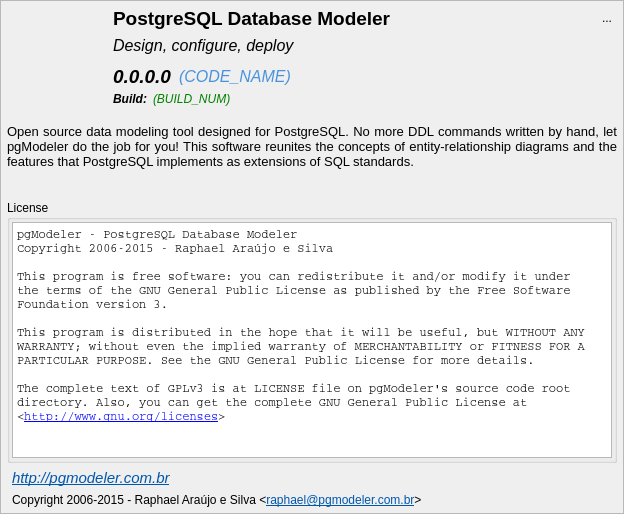
The window that libpgmodeler_ui/ui/aboutwidget.ui (pgmodeler/pgmodeler) describes before a commit, drawn with Qt 5.
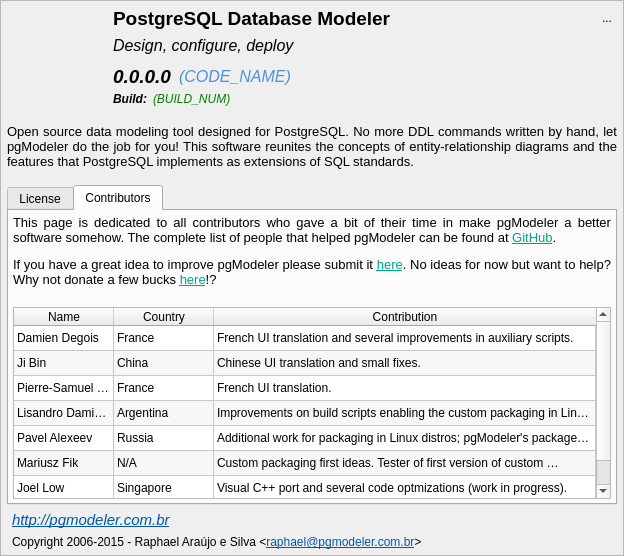
The same window after the commit. The open tabs and pages were chosen to show the change. Icons and pictures are not drawn.

Commit message:
Added a "Contributors" section at AboutWidget
Introduced the NO_UPDATE_CHECK qmake variable to turn off update
verification code specifically for package maintainers usage.

Diff of the .ui file:
```diff
--- a/libpgmodeler_ui/ui/aboutwidget.ui
+++ b/libpgmodeler_ui/ui/aboutwidget.ui
@@ -10,7 +10,7 @@
     <x>0</x>
     <y>0</y>
     <width>624</width>
-    <height>514</height>
+    <height>556</height>
    </rect>
   </property>
   <property name="sizePolicy">
@@ -146,7 +146,7 @@
         <property name="minimumSize">
          <size>
           <width>0</width>
-          <height>60</height>
+          <height>0</height>
          </size>
         </property>
         <property name="font">
@@ -411,62 +411,6 @@
         </item>
        </layout>
       </item>
-      <item row="7" column="0" colspan="3">
-       <widget class="QGroupBox" name="changelog_gb">
-        <property name="title">
-         <string>License</string>
-        </property>
-        <layout class="QVBoxLayout" name="verticalLayout_2">
-         <property name="leftMargin">
-          <number>2</number>
-         </property>
-         <property name="topMargin">
-          <number>2</number>
-         </property>
-         <property name="rightMargin">
-          <number>2</number>
-         </property>
-         <property name="bottomMargin">
-          <number>2</number>
-         </property>
-         <item>
-          <widget class="QTextEdit" name="changelog_txt">
-           <property name="font">
-            <font>
-             <family>Courier</family>
-             <pointsize>9</pointsize>
-            </font>
-           </property>
-           <property name="frameShadow">
-            <enum>QFrame::Sunken</enum>
-           </property>
-           <property name="sizeAdjustPolicy">
-            <enum>QAbstractScrollArea::AdjustToContents</enum>
-           </property>
-           <property name="undoRedoEnabled">
-            <bool>false</bool>
-           </property>
-           <property name="lineWrapMode">
-            <enum>QTextEdit::NoWrap</enum>
-           </property>
-           <property name="readOnly">
-            <bool>true</bool>
-           </property>
-           <property name="html">
-            <string>&lt;!DOCTYPE HTML PUBLIC &quot;-//W3C//DTD HTML 4.0//EN&quot; &quot;http://www.w3.org/TR/REC-html40/strict.dtd&quot;&gt;
-&lt;html&gt;&lt;head&gt;&lt;meta name=&quot;qrichtext&quot; content=&quot;1&quot; /&gt;&lt;style type=&quot;text/css&quot;&gt;
-p, li { white-space: pre-wrap; }
-&lt;/style&gt;&lt;/head&gt;&lt;body style=&quot; font-family:'Courier'; font-size:9pt; font-weight:400; font-style:normal;&quot;&gt;
-&lt;p style=&quot; margin-top:0px; margin-bottom:0px; margin-left:0px; margin-right:0px; -qt-block-indent:0; text-indent:0px;&quot;&gt;pgModeler - PostgreSQL Database Modeler&lt;br /&gt;Copyright 2006-2015 - Raphael Araújo e Silva&lt;br /&gt;&lt;br /&gt;This program is free software: you can redistribute it and/or modify it under&lt;br /&gt;the terms of the GNU General Public License as published by the Free Software&lt;br /&gt;Foundation version 3.&lt;br /&gt;&lt;br /&gt;This program is distributed in the hope that it will be useful, but WITHOUT ANY&lt;br /&gt;WARRANTY; without even the implied warranty of MERCHANTABILITY or FITNESS FOR A&lt;br /&gt;PARTICULAR PURPOSE. See the GNU General Public License for more details.&lt;br /&gt;&lt;br /&gt;The complete text of GPLv3 is at LICENSE file on pgModeler's source code root&lt;br /&gt;directory. Also, you can get the complete GNU General Public License at&lt;br /&gt;&amp;lt;&lt;a href=&quot;http://www.gnu.org/licenses&quot;&gt;&lt;span style=&quot; text-decoration: underline; color:#0000ff;&quot;&gt;http://www.gnu.org/licenses&lt;/span&gt;&lt;/a&gt;&amp;gt;&lt;/p&gt;&lt;/body&gt;&lt;/html&gt;</string>
-           </property>
-           <property name="textInteractionFlags">
-            <set>Qt::LinksAccessibleByMouse|Qt::TextSelectableByKeyboard|Qt::TextSelectableByMouse</set>
-           </property>
-          </widget>
-         </item>
-        </layout>
-       </widget>
-      </item>
       <item row="3" column="1" colspan="2">
        <layout class="QHBoxLayout" name="horizontalLayout_2">
         <property name="bottomMargin">
@@ -581,6 +525,354 @@
         </property>
        </spacer>
       </item>
+      <item row="7" column="0" colspan="3">
+       <widget class="QTabWidget" name="license_tbw">
+        <property name="currentIndex">
+         <number>0</number>
+        </property>
+        <widget class="QWidget" name="license_pg">
+         <attribute name="title">
+          <string>License</string>
+         </attribute>
+         <layout class="QVBoxLayout" name="verticalLayout_2">
+          <property name="leftMargin">
+           <number>4</number>
+          </property>
+          <property name="topMargin">
+           <number>4</number>
+          </property>
+          <property name="rightMargin">
+           <number>4</number>
+          </property>
+          <property name="bottomMargin">
+           <number>4</number>
+          </property>
+          <item>
+           <widget class="QTextEdit" name="changelog_txt">
+            <property name="font">
+             <font>
+              <family>Courier</family>
+              <pointsize>10</pointsize>
+             </font>
+            </property>
+            <property name="frameShadow">
+             <enum>QFrame::Sunken</enum>
+            </property>
+            <property name="sizeAdjustPolicy">
+             <enum>QAbstractScrollArea::AdjustToContents</enum>
+            </property>
+            <property name="undoRedoEnabled">
+             <bool>false</bool>
+            </property>
+            <property name="lineWrapMode">
+             <enum>QTextEdit::WidgetWidth</enum>
+            </property>
+            <property name="readOnly">
+             <bool>true</bool>
+            </property>
+            <property name="html">
+             <string notr="true">&lt;!DOCTYPE HTML PUBLIC &quot;-//W3C//DTD HTML 4.0//EN&quot; &quot;http://www.w3.org/TR/REC-html40/strict.dtd&quot;&gt;
+&lt;html&gt;&lt;head&gt;&lt;meta name=&quot;qrichtext&quot; content=&quot;1&quot; /&gt;&lt;style type=&quot;text/css&quot;&gt;
+p, li { white-space: pre-wrap; }
+&lt;/style&gt;&lt;/head&gt;&lt;body style=&quot; font-family:'Courier'; font-size:10pt; font-weight:400; font-style:normal;&quot;&gt;
+&lt;p style=&quot; margin-top:12px; margin-bottom:12px; margin-left:0px; margin-right:0px; -qt-block-indent:0; text-indent:0px;&quot;&gt;pgModeler - PostgreSQL Database Modeler&lt;br /&gt;Copyright 2006-2015 - Raphael Araújo e Silva&lt;br /&gt;&lt;br /&gt;This program is free software: you can redistribute it and/or modify it under the terms of the GNU General Public License as published by the Free Software Foundation version 3.&lt;br /&gt;&lt;br /&gt;This program is distributed in the hope that it will be useful, but WITHOUT ANY WARRANTY; without even the implied warranty of MERCHANTABILITY or FITNESS FOR A PARTICULAR PURPOSE. See the GNU General Public License for more details.&lt;br /&gt;&lt;br /&gt;The complete text of GPLv3 is at LICENSE file on pgModeler's source code root directory. Also, you can get the complete GNU General Public License at &amp;lt;&lt;a href=&quot;http://www.gnu.org/licenses&quot;&gt;&lt;span style=&quot; text-decoration: underline; color:#0000ff;&quot;&gt;http://www.gnu.org/licenses&lt;/span&gt;&lt;/a&gt;&amp;gt;&lt;/p&gt;&lt;/body&gt;&lt;/html&gt;</string>
+            </property>
+            <property name="acceptRichText">
+             <bool>false</bool>
+            </property>
+            <property name="textInteractionFlags">
+             <set>Qt::LinksAccessibleByMouse|Qt::TextSelectableByKeyboard|Qt::TextSelectableByMouse</set>
+            </property>
+           </widget>
+          </item>
+         </layout>
+        </widget>
+        <widget class="QWidget" name="contributors_pg">
+         <attribute name="title">
+          <string>Contributors</string>
+         </attribute>
+         <layout class="QGridLayout" name="gridLayout_4">
+          <property name="leftMargin">
+           <number>4</number>
+          </property>
+          <property name="topMargin">
+           <number>4</number>
+          </property>
+          <property name="rightMargin">
+           <number>4</number>
+          </property>
+          <property name="bottomMargin">
+           <number>4</number>
+          </property>
+          <item row="0" column="0">
+           <widget class="QLabel" name="label_21">
+            <property name="sizePolicy">
+             <sizepolicy hsizetype="Expanding" vsizetype="Expanding">
+              <horstretch>0</horstretch>
+              <verstretch>0</verstretch>
+             </sizepolicy>
+            </property>
+            <property name="minimumSize">
+             <size>
+              <width>0</width>
+              <height>0</height>
+             </size>
+            </property>
+            <property name="font">
+             <font>
+              <pointsize>10</pointsize>
+              <italic>false</italic>
+             </font>
+            </property>
+            <property name="frameShape">
+             <enum>QFrame::NoFrame</enum>
+            </property>
+            <property name="text">
+             <string>&lt;html&gt;&lt;head/&gt;&lt;body&gt;&lt;p&gt;This page is dedicated to all contributors who gave a bit of their time in make pgModeler a better software somehow. The complete list of people that helped pgModeler can be found at &lt;a href=&quot;https://github.com/pgmodeler/pgmodeler/graphs/contributors&quot;&gt;&lt;span style=&quot; text-decoration: underline; color:#00a489;&quot;&gt;GitHub&lt;/span&gt;&lt;/a&gt;.&lt;/p&gt;&lt;p&gt;If you have a great idea to improve pgModeler please submit it &lt;a href=&quot;http://github.com/pgmodeler/pgmodeler/issues&quot;&gt;&lt;span style=&quot; text-decoration: underline; color:#00a489;&quot;&gt;here&lt;/span&gt;&lt;/a&gt;. No ideas for now but want to help? Why not donate a few bucks &lt;a href=&quot;http://pgmodeler.com.br/#donate&quot;&gt;&lt;span style=&quot; text-decoration: underline; color:#00a489;&quot;&gt;here&lt;/span&gt;&lt;/a&gt;!?&lt;/p&gt;&lt;/body&gt;&lt;/html&gt;</string>
+            </property>
+            <property name="textFormat">
+             <enum>Qt::RichText</enum>
+            </property>
+            <property name="alignment">
+             <set>Qt::AlignJustify|Qt::AlignTop</set>
+            </property>
+            <property name="wordWrap">
+             <bool>true</bool>
+            </property>
+            <property name="margin">
+             <number>0</number>
+            </property>
+            <property name="openExternalLinks">
+             <bool>true</bool>
+            </property>
+            <property name="textInteractionFlags">
+             <set>Qt::LinksAccessibleByMouse</set>
+            </property>
+           </widget>
+          </item>
+          <item row="1" column="0">
+           <widget class="QTableWidget" name="contributors_tab">
+            <property name="sizePolicy">
+             <sizepolicy hsizetype="Expanding" vsizetype="Preferred">
+              <horstretch>0</horstretch>
+              <verstretch>0</verstretch>
+             </sizepolicy>
+            </property>
+            <property name="horizontalScrollBarPolicy">
+             <enum>Qt::ScrollBarAsNeeded</enum>
+            </property>
+            <property name="editTriggers">
+             <set>QAbstractItemView::NoEditTriggers</set>
+            </property>
+            <property name="tabKeyNavigation">
+             <bool>false</bool>
+            </property>
+            <property name="alternatingRowColors">
+             <bool>true</bool>
+            </property>
+            <property name="selectionMode">
+             <enum>QAbstractItemView::SingleSelection</enum>
+            </property>
+            <property name="selectionBehavior">
+             <enum>QAbstractItemView::SelectItems</enum>
+            </property>
+            <property name="horizontalScrollMode">
+             <enum>QAbstractItemView::ScrollPerItem</enum>
+            </property>
+            <property name="showGrid">
+             <bool>true</bool>
+            </property>
+            <property name="sortingEnabled">
+             <bool>false</bool>
+            </property>
+            <property name="wordWrap">
+             <bool>true</bool>
+            </property>
+            <property name="cornerButtonEnabled">
+             <bool>true</bool>
+            </property>
+            <attribute name="horizontalHeaderCascadingSectionResizes">
+             <bool>false</bool>
+            </attribute>
+            <attribute name="horizontalHeaderStretchLastSection">
+             <bool>true</bool>
+            </attribute>
+            <attribute name="verticalHeaderVisible">
+             <bool>false</bool>
+            </attribute>
+            <attribute name="verticalHeaderCascadingSectionResizes">
+             <bool>false</bool>
+            </attribute>
+            <attribute name="verticalHeaderDefaultSectionSize">
+             <number>25</number>
+            </attribute>
+            <attribute name="verticalHeaderMinimumSectionSize">
+             <number>20</number>
+            </attribute>
+            <attribute name="verticalHeaderStretchLastSection">
+             <bool>false</bool>
+            </attribute>
+            <row>
+             <property name="text">
+              <string>1</string>
+             </property>
+            </row>
+            <row>
+             <property name="text">
+              <string>2</string>
+             </property>
+            </row>
+            <row>
+             <property name="text">
+              <string>3</string>
+             </property>
+            </row>
+            <row>
+             <property name="text">
+              <string>4</string>
+             </property>
+            </row>
+            <row>
+             <property name="text">
+              <string>5</string>
+             </property>
+            </row>
+            <row>
+             <property name="text">
+              <string>6</string>
+             </property>
+            </row>
+            <row>
+             <property name="text">
+              <string>7</string>
+             </property>
+            </row>
+            <column>
+             <property name="text">
+              <string>Name</string>
+             </property>
+            </column>
+            <column>
+             <property name="text">
+              <string>Country</string>
+             </property>
+            </column>
+            <column>
+             <property name="text">
+              <string>Contribution</string>
+             </property>
+            </column>
+            <item row="0" column="0">
+             <property name="text">
+              <string>Damien Degois</string>
+             </property>
+            </item>
+            <item row="0" column="1">
+             <property name="text">
+              <string>France</string>
+             </property>
+            </item>
+            <item row="0" column="2">
+             <property name="text">
+              <string>French UI translation and several improvements in auxiliary scripts.</string>
+             </property>
+            </item>
+            <item row="1" column="0">
+             <property name="text">
+              <string>Ji Bin</string>
+             </property>
+            </item>
+            <item row="1" column="1">
+             <property name="text">
+              <string>China</string>
+             </property>
+            </item>
+            <item row="1" column="2">
+             <property name="text">
+              <string>Chinese UI translation and small fixes.</string>
+             </property>
+            </item>
+            <item row="2" column="0">
+             <property name="text">
+              <string>Pierre-Samuel LE STANG</string>
+             </property>
+            </item>
+            <item row="2" column="1">
+             <property name="text">
+              <string>France</string>
+             </property>
+            </item>
+            <item row="2" column="2">
+             <property name="text">
+              <string>French UI translation.</string>
+             </property>
+            </item>
+            <item row="3" column="0">
+             <property name="text">
+              <string>Lisandro Damián Nicanor</string>
+             </property>
+            </item>
+            <item row="3" column="1">
+             <property name="text">
+              <string>Argentina</string>
+             </property>
+            </item>
+            <item row="3" column="2">
+             <property name="text">
+              <string>Improvements on build scripts enabling the custom packaging in Linux distros; Per-user settings; pgModeler's package maintainer in Debian Linux.</string>
+             </property>
+            </item>
+            <item row="4" column="0">
+             <property name="text">
+              <string>Pavel Alexeev</string>
+             </property>
+            </item>
+            <item row="4" column="1">
+             <property name="text">
+              <string>Russia</string>
+             </property>
+            </item>
+            <item row="4" column="2">
+             <property name="text">
+              <string>Additional work for packaging in Linux distros; pgModeler's package maintainer in Fedora Linux.</string>
+             </property>
+            </item>
+            <item row="5" column="0">
+             <property name="text">
+              <string>Mariusz Fik</string>
+             </property>
+            </item>
+            <item row="5" column="1">
+             <property name="text">
+              <string>N/A</string>
+             </property>
+            </item>
+            <item row="5" column="2">
+             <property name="text">
+              <string>Custom packaging first ideas. Tester of first version of custom packaging patch.</string>
+             </property>
+            </item>
+            <item row="6" column="0">
+             <property name="text">
+              <string>Joel Low</string>
+             </property>
+            </item>
+            <item row="6" column="1">
+             <property name="text">
+              <string>Singapore</string>
+             </property>
+            </item>
+            <item row="6" column="2">
+             <property name="text">
+              <string>Visual C++ port and several code optmizations (work in progress).</string>
+             </property>
+            </item>
+           </widget>
+          </item>
+         </layout>
+        </widget>
+       </widget>
+      </item>
      </layout>
     </widget>
    </item>
```
The commit also changes 10 other files.
